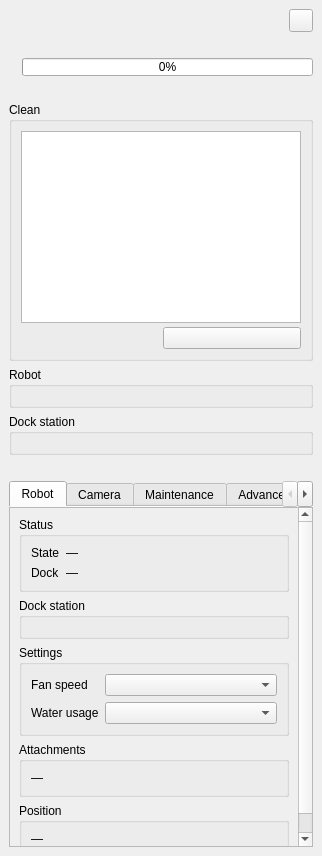
First picture: the form in valetudo_qgis/ui/status_panel.ui, repository sylsta/homeqgis, before the edit.
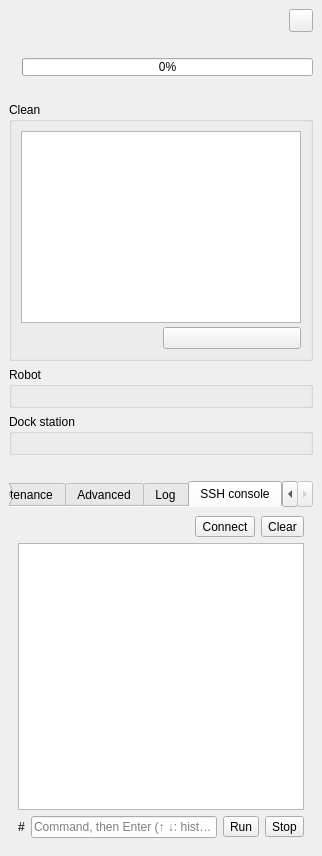
Second picture: the form after the edit. The open tabs and pages were chosen to show the change. Custom widgets are drawn as their Qt base class.

Commit message:
Panel: SSH console tab
Commands typed in the tab run on the robot through one ssh -T session
(key-based login, SSH settings of the reboot). Each command runs in a
subshell with eval, so a syntax error or 'exit' does not end the session;
markers report the working directory (cd carries over) and the exit
code. Output below, errors in red; history with Up/Down; Stop opens a new
session. No terminal: interactive programs do not work.

What changed in the file:
```diff
--- a/valetudo_qgis/ui/status_panel.ui
+++ b/valetudo_qgis/ui/status_panel.ui
@@ -784,6 +784,89 @@
         </item>
        </layout>
       </widget>
+      <widget class="QWidget" name="tab_console">
+       <attribute name="title">
+        <string>SSH console</string>
+       </attribute>
+       <layout class="QVBoxLayout" name="console_layout">
+        <item>
+         <layout class="QHBoxLayout" name="console_header" stretch="1,0,0">
+          <item>
+           <widget class="QLabel" name="lbl_console_status">
+            <property name="wordWrap">
+             <bool>true</bool>
+            </property>
+           </widget>
+          </item>
+          <item>
+           <widget class="QToolButton" name="btn_console_connect">
+            <property name="text">
+             <string>Connect</string>
+            </property>
+           </widget>
+          </item>
+          <item>
+           <widget class="QToolButton" name="btn_console_clear">
+            <property name="text">
+             <string>Clear</string>
+            </property>
+           </widget>
+          </item>
+         </layout>
+        </item>
+        <item>
+         <widget class="QPlainTextEdit" name="txt_console">
+          <property name="readOnly">
+           <bool>true</bool>
+          </property>
+          <property name="lineWrapMode">
+           <enum>QPlainTextEdit::NoWrap</enum>
+          </property>
+          <property name="maximumBlockCount">
+           <number>5000</number>
+          </property>
+         </widget>
+        </item>
+        <item>
+         <layout class="QHBoxLayout" name="console_input" stretch="0,1,0,0">
+          <item>
+           <widget class="QLabel" name="lbl_console_prompt">
+            <property name="text">
+             <string notr="true">#</string>
+            </property>
+           </widget>
+          </item>
+          <item>
+           <widget class="QLineEdit" name="edit_console">
+            <property name="placeholderText">
+             <string>Command, then Enter (↑ ↓: history)</string>
+            </property>
+            <property name="toolTip">
+             <string>Runs on the robot, one command at a time, without a terminal: interactive programs (vi, top, less…) do not work, use e.g. top -b -n 1. cd is kept from one command to the next, variables are not.</string>
+            </property>
+           </widget>
+          </item>
+          <item>
+           <widget class="QToolButton" name="btn_console_run">
+            <property name="text">
+             <string>Run</string>
+            </property>
+           </widget>
+          </item>
+          <item>
+           <widget class="QToolButton" name="btn_console_stop">
+            <property name="text">
+             <string>Stop</string>
+            </property>
+            <property name="toolTip">
+             <string>Stop the running command (reconnects).</string>
+            </property>
+           </widget>
+          </item>
+         </layout>
+        </item>
+       </layout>
+      </widget>
      </widget>
     </item>
    </layout>
```
The commit also changes 4 other files.
